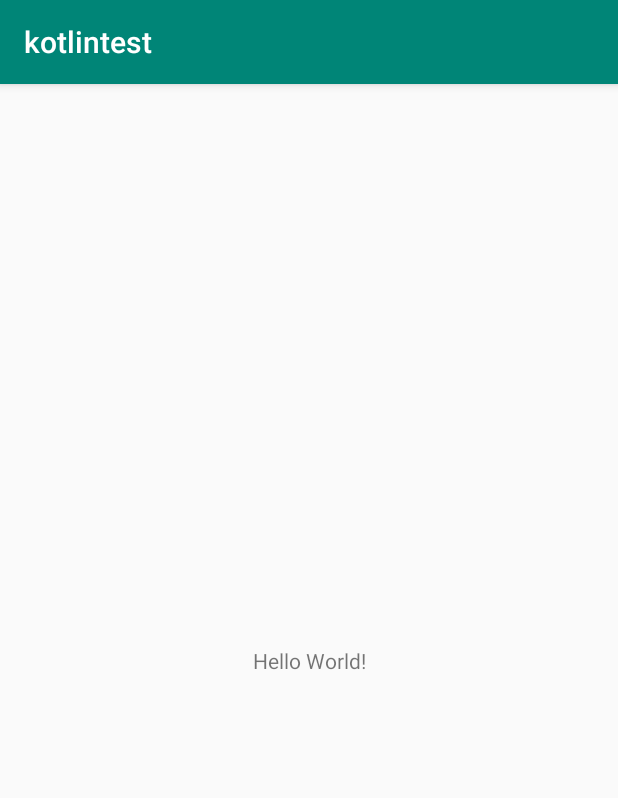
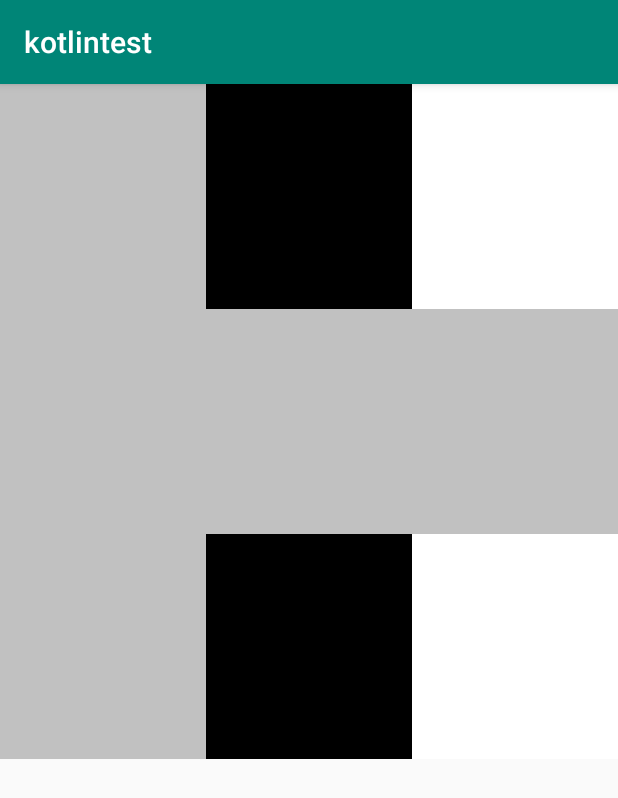
Before and after one commit to daniel88jy/kotlintest, an Android app: the screen it shows after launch (MainActivity), on a phone screen of 412 x 824 dp. Shown: the top 798 px of the screen. Run offline under Robolectric (Android 15) with nearby library versions, the phone set to English and light mode, and no system bars.

Commit message:
init mainActivity

```diff
--- a/app/build.gradle
+++ b/app/build.gradle
@@ -9,7 +9,7 @@ android {
     buildToolsVersion "29.0.2"
     defaultConfig {
         applicationId "com.example.kotlintest"
-        minSdkVersion 15
+        minSdkVersion 23
         targetSdkVersion 29
         versionCode 1
         versionName "1.0"
@@ -32,4 +32,6 @@ dependencies {
     testImplementation 'junit:junit:4.12'
     androidTestImplementation 'androidx.test.ext:junit:1.1.1'
     androidTestImplementation 'androidx.test.espresso:espresso-core:3.2.0'
+    implementation 'com.github.bumptech.glide:glide:4.10.0'
+    annotationProcessor 'com.github.bumptech.glide:compiler:4.10.0'
 }
--- a/app/src/main/java/com/example/kotlintest/MainActivity.kt
+++ b/app/src/main/java/com/example/kotlintest/MainActivity.kt
@@ -1,12 +1,41 @@
 package com.example.kotlintest
 
+import android.os.Bundle
+import android.widget.ImageView
 import androidx.appcompat.app.AppCompatActivity
-import android.os.Bundle
+import kotlinx.android.synthetic.main.activity_main.*
+import java.util.*
+import kotlin.random.asKotlinRandom
 
 class MainActivity : AppCompatActivity() {
+    var shape: Int? = 0;
+    var backgroundColor = 0;
+    var shapeColor = 0;
 
     override fun onCreate(savedInstanceState: Bundle?) {
         super.onCreate(savedInstanceState)
         setContentView(R.layout.activity_main)
+        var random = Random().asKotlinRandom()
+
+        //val array: Array<ImageView>
+        val array = arrayOf(
+            imageView00,
+            imageView01,
+            imageView02,
+            imageView10,
+            imageView11,
+            imageView12,
+            imageView20,
+            imageView21,
+            imageView22
+        )
+        for (i in 0 until 9) {
+            when (random.nextInt(9) % 3) {
+                0 ->array[i].setBackgroundColor(getColor(R.color.white))
+                1 ->array[i].setBackgroundColor(getColor(R.color.gray))
+                2 ->array[i].setBackgroundColor(getColor(R.color.black))
+            }
+        }
     }
+
 }
--- /dev/null
+++ b/app/src/main/java/com/example/kotlintest/ShapeVeiw.kt
@@ -0,0 +1,22 @@
+package com.example.kotlintest
+
+import android.content.Context
+import android.graphics.Canvas
+import android.graphics.Color
+import android.graphics.Paint
+import android.view.View
+
+class ShapeVeiw(context: Context?) : View(context) {
+    val shapePaint = Paint().apply {
+        isAntiAlias = true
+        color = Color.RED
+        style = Paint.Style.STROKE
+    }
+
+    override fun onDraw(canvas: Canvas?) {
+        super.onDraw(canvas)
+        if (canvas != null) {
+            canvas.drawRect(100F, 100F, 200F, 200F, shapePaint)
+        }
+    }
+}
--- a/app/src/main/res/layout/activity_main.xml
+++ b/app/src/main/res/layout/activity_main.xml
@@ -6,13 +6,85 @@
     android:layout_height="match_parent"
     tools:context=".MainActivity">
 
-    <TextView
-        android:layout_width="wrap_content"
-        android:layout_height="wrap_content"
-        android:text="Hello World!"
+    <GridLayout
+        android:layout_width="match_parent"
+        android:layout_height="450dp"
         app:layout_constraintBottom_toBottomOf="parent"
-        app:layout_constraintLeft_toLeftOf="parent"
-        app:layout_constraintRight_toRightOf="parent"
-        app:layout_constraintTop_toTopOf="parent" />
+        app:layout_constraintEnd_toStartOf="parent"
+        app:layout_constraintStart_toEndOf="parent"
+        app:layout_constraintTop_toTopOf="parent"
+        app:layout_constraintVertical_bias="0.0">
+
+        <ImageView
+            android:id="@+id/imageView00"
+            android:layout_width="137dp"
+            android:layout_height="150dp"
+            android:layout_row="0"
+            android:layout_column="0"
+            android:contentDescription="TODO" />
+
+        <ImageView
+            android:id="@+id/imageView01"
+            android:layout_width="137dp"
+            android:layout_height="150dp"
+            android:layout_row="0"
+            android:layout_column="1" />
+
+        <ImageView
+            android:id="@+id/imageView02"
+            android:layout_width="137dp"
+            android:layout_height="150dp"
+            android:layout_row="0"
+            android:layout_column="2"
+            android:contentDescription="TODO" />
+
+        <ImageView
+            android:id="@+id/imageView10"
+            android:layout_width="137dp"
+            android:layout_height="150dp"
+            android:layout_row="1"
+            android:layout_column="0"
+            android:contentDescription="TODO" />
+
+        <ImageView
+            android:id="@+id/imageView11"
+            android:layout_width="137dp"
+            android:layout_height="150dp"
+            android:layout_row="1"
+            android:layout_column="1"
+            android:contentDescription="TODO" />
+
+        <ImageView
+            android:id="@+id/imageView12"
+            android:layout_width="137dp"
+            android:layout_height="150dp"
+            android:layout_row="1"
+            android:layout_column="2"
+            android:contentDescription="TODO" />
+
+        <ImageView
+            android:id="@+id/imageView20"
+            android:layout_width="137dp"
+            android:layout_height="150dp"
+            android:layout_row="2"
+            android:layout_column="0"
+            android:contentDescription="TODO" />
+
+        <ImageView
+            android:id="@+id/imageView21"
+            android:layout_width="137dp"
+            android:layout_height="150dp"
+            android:layout_row="2"
+            android:layout_column="1"
+            android:contentDescription="TODO" />
+
+        <ImageView
+            android:id="@+id/imageView22"
+            android:layout_width="137dp"
+            android:layout_height="150dp"
+            android:layout_row="2"
+            android:layout_column="2"
+            android:contentDescription="TODO" />
+    </GridLayout>
 
 </androidx.constraintlayout.widget.ConstraintLayout>
--- a/app/src/main/res/values/colors.xml
+++ b/app/src/main/res/values/colors.xml
@@ -3,4 +3,10 @@
     <color name="colorPrimary">#008577</color>
     <color name="colorPrimaryDark">#00574B</color>
     <color name="colorAccent">#D81B60</color>
+    <color name="red">#FF0000</color>
+    <color name="blue">#0000FF</color>
+    <color name="yellow">#FFFF00</color>
+    <color name="white">#FFFFFF</color>
+    <color name="black">#000000</color>
+    <color name="gray">#C1C1C1</color>
 </resources>
```
